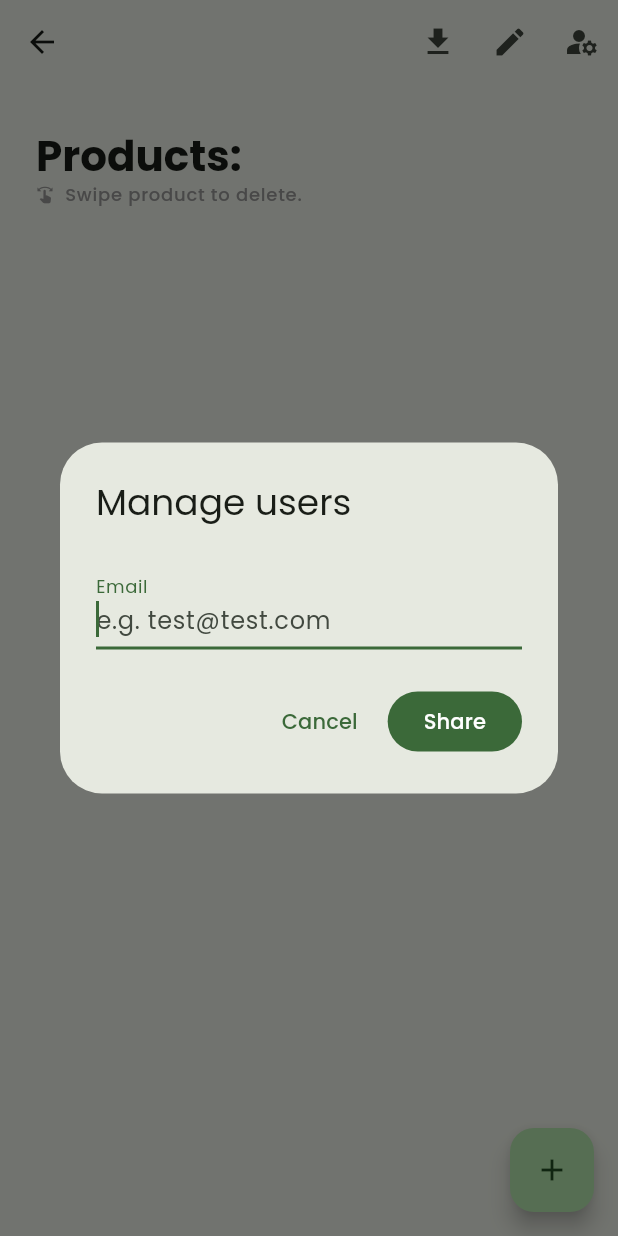
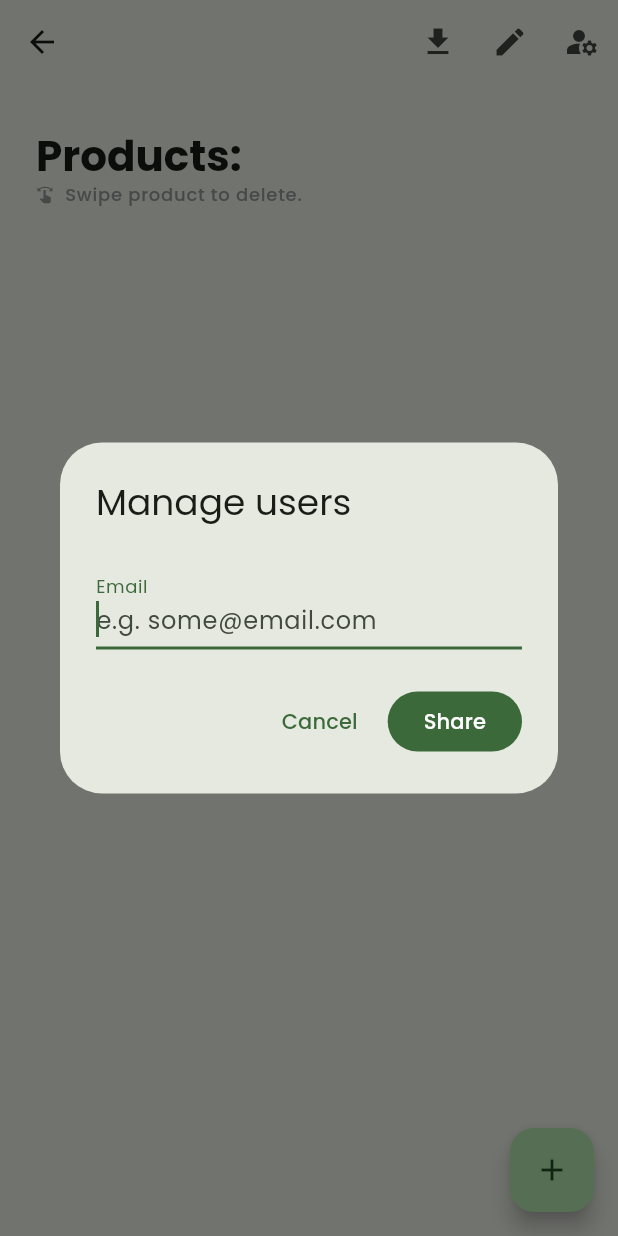
Before and after one commit to p-olszewski/DietDesigner, a Flutter app: the ShoppingListDetailsScreen screen opened by its route, after a tap on the "manage accounts" icon, on a phone screen of 412 x 824 dp. Run offline on Flutter 3.47's test engine with Material 2 defaults, Android fonts, the phone set to English and light mode, and no system bars; our stand-ins replace cloud_firestore, firebase_auth, firebase_core, flutter_dotenv, flutter_toggle_tab, fluttertoast and 5 more; missing offline and left inert: weekly_date_picker; accounts and stored records are empty.

Commit message:
fix email hints

```diff
--- a/lib/screens/friends_screen.dart
+++ b/lib/screens/friends_screen.dart
@@ -231,7 +231,7 @@ class _AddFriendDialogState extends State<_AddFriendDialog> {
           textAlign: TextAlign.left,
           decoration: InputDecoration(
             labelText: 'Email',
-            hintText: 'e.g. test@test.com',
+            hintText: 'e.g. some@email.com',
             errorText: _nameErrorText,
           ),
         ),
--- a/lib/widgets/nutrition_plan_user_management_dialog.dart
+++ b/lib/widgets/nutrition_plan_user_management_dialog.dart
@@ -46,7 +46,7 @@ class _NutritionPlanUserManagementDialogState extends State<NutritionPlanUserMan
         textAlign: TextAlign.left,
         decoration: InputDecoration(
           labelText: 'Email',
-          hintText: 'e.g. test@test.com',
+          hintText: 'e.g. some@email.com',
           errorText: _nameErrorText,
         ),
       ),
@@ -68,7 +68,7 @@ class _NutritionPlanUserManagementDialogState extends State<NutritionPlanUserMan
             await shareNutritionPlanToUser(widget.nutritionPlan, _emailController.text);
             if (!mounted) return;
             Navigator.of(context).pop();
-            PopupMessenger.info('Added ${_emailController.text} to the plan.');
+            PopupMessenger.info('Shared nutrition plan to ${_emailController.text}');
             _emailController.clear();
             setState(() => _nameErrorText = null);
           } catch (e) {
@@ -155,7 +155,7 @@ class ChipsList extends StatelessWidget {
                 onDeleted: () {
                   deleteUserFromSharedPlan(widget.nutritionPlan, snapshot.data![index]);
                   Navigator.pop(context);
-                  PopupMessenger.info('Removed ${snapshot.data![index]} from the plan.');
+                  PopupMessenger.info('Stopped sharing with ${snapshot.data![index]}');
                 },
               );
             },
--- a/lib/widgets/shopping_list_user_management_dialog.dart
+++ b/lib/widgets/shopping_list_user_management_dialog.dart
@@ -43,7 +43,7 @@ class _ShoppingListUserManagementDialogState extends State<ShoppingListUserManag
         textAlign: TextAlign.left,
         decoration: InputDecoration(
           labelText: 'Email',
-          hintText: 'e.g. test@test.com',
+          hintText: 'e.g. some@email.com',
           errorText: _nameErrorText,
         ),
       ),
```
